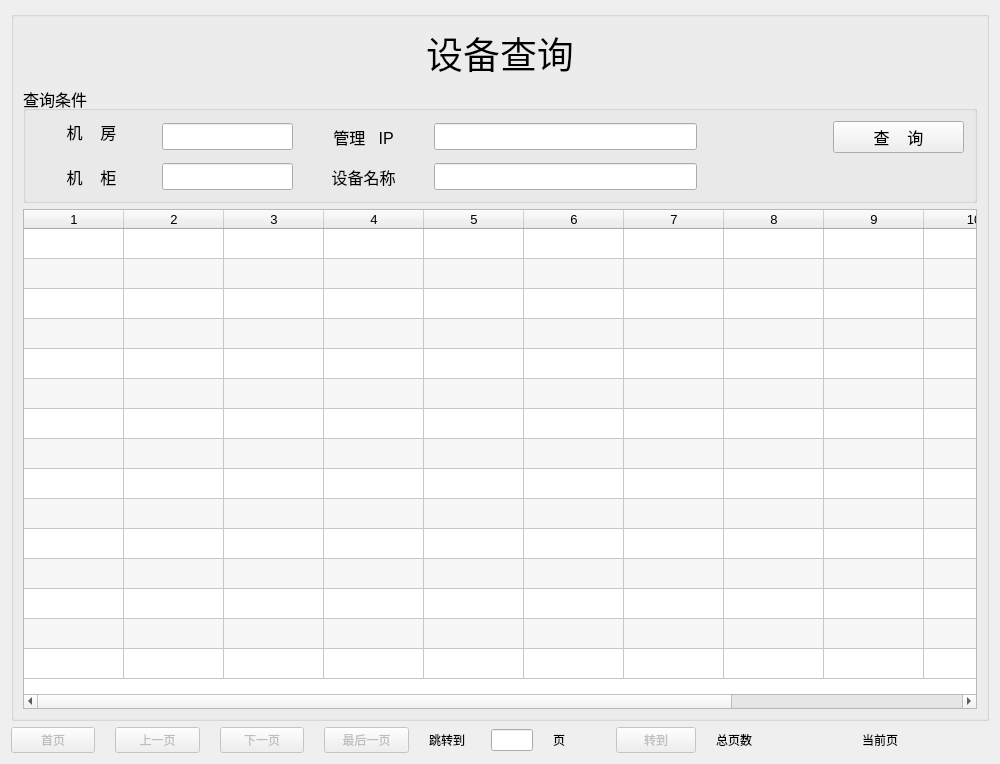
First picture: the form in ui/MachineSelect.ui, repository tainyuhong/pyside_machine_system, before the edit.
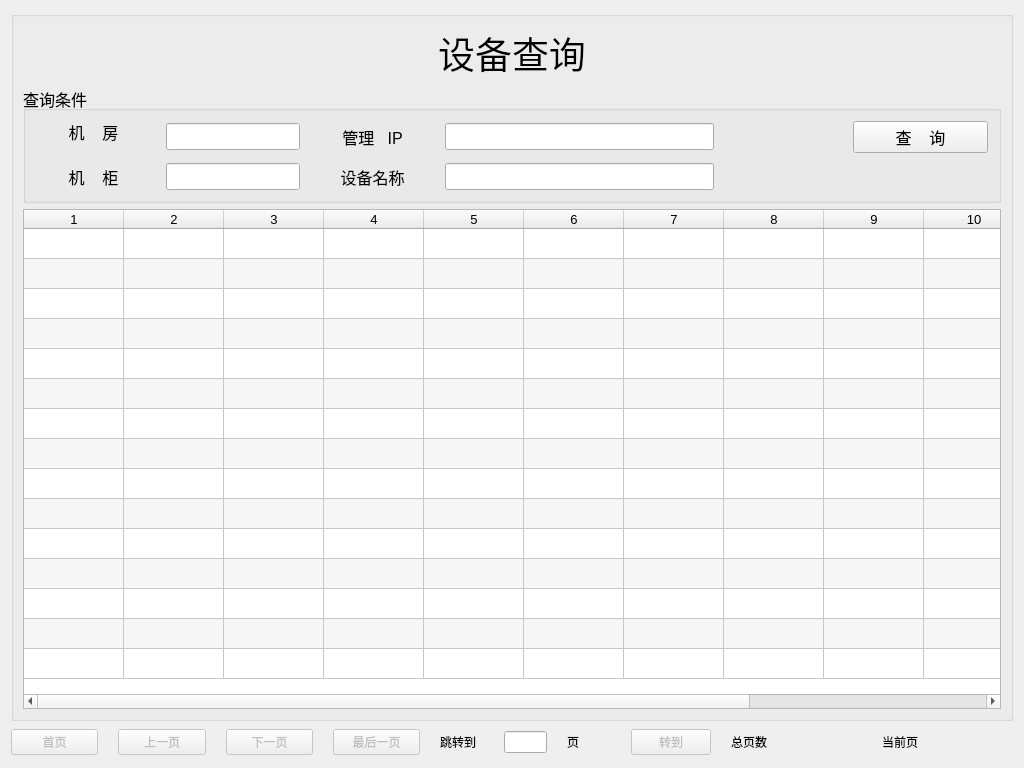
Second picture: the form after the edit. Icons and pictures are not drawn.

Diff of the .ui file:
```diff
--- a/ui/MachineSelect.ui
+++ b/ui/MachineSelect.ui
@@ -6,8 +6,8 @@
    <rect>
     <x>0</x>
     <y>0</y>
-    <width>1000</width>
-    <height>750</height>
+    <width>1024</width>
+    <height>768</height>
    </rect>
   </property>
   <property name="windowTitle">
```
